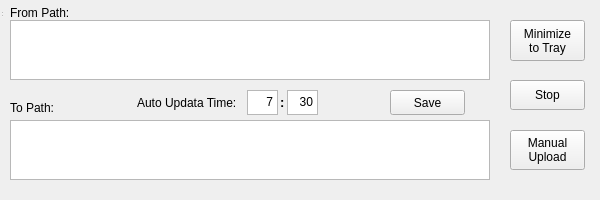
First picture: the form in AutoCopy/AutoCopy.ui, repository ybb0001/AutoCopy, before the edit.
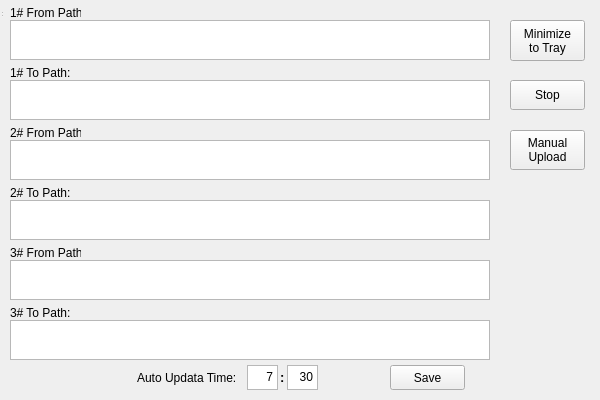
Second picture: the form after the edit.

What changed in the file:
```diff
--- a/AutoCopy/AutoCopy.ui
+++ b/AutoCopy/AutoCopy.ui
@@ -7,7 +7,7 @@
     <x>0</x>
     <y>0</y>
     <width>600</width>
-    <height>200</height>
+    <height>400</height>
    </rect>
   </property>
   <property name="minimumSize">
@@ -19,7 +19,7 @@
   <property name="maximumSize">
    <size>
     <width>600</width>
-    <height>200</height>
+    <height>400</height>
    </size>
   </property>
   <property name="windowTitle">
@@ -40,7 +40,7 @@
      <x>0</x>
      <y>0</y>
      <width>600</width>
-     <height>200</height>
+     <height>400</height>
     </rect>
    </property>
    <property name="minimumSize">
@@ -52,7 +52,7 @@
    <property name="maximumSize">
     <size>
      <width>600</width>
-     <height>200</height>
+     <height>400</height>
     </size>
    </property>
    <widget class="QPushButton" name="pushButton_Minimize">
@@ -78,7 +78,7 @@
       <x>10</x>
       <y>20</y>
       <width>480</width>
-      <height>60</height>
+      <height>40</height>
      </rect>
     </property>
     <property name="html">
@@ -93,9 +93,9 @@
     <property name="geometry">
      <rect>
       <x>10</x>
-      <y>120</y>
+      <y>80</y>
       <width>480</width>
-      <height>60</height>
+      <height>40</height>
      </rect>
     </property>
     <property name="html">
@@ -116,20 +116,20 @@
      </rect>
     </property>
     <property name="text">
-     <string>From Path:</string>
+     <string>1# From Path:</string>
     </property>
    </widget>
    <widget class="QLabel" name="label_2">
     <property name="geometry">
      <rect>
       <x>10</x>
-      <y>100</y>
+      <y>65</y>
       <width>61</width>
       <height>16</height>
      </rect>
     </property>
     <property name="text">
-     <string>To Path:</string>
+     <string>1# To Path:</string>
     </property>
    </widget>
    <widget class="QPushButton" name="pushButton_Start">
@@ -163,7 +163,7 @@
     <property name="geometry">
      <rect>
       <x>390</x>
-      <y>90</y>
+      <y>365</y>
       <width>75</width>
       <height>25</height>
      </rect>
@@ -176,7 +176,7 @@
     <property name="geometry">
      <rect>
       <x>137</x>
-      <y>95</y>
+      <y>370</y>
       <width>121</width>
       <height>16</height>
      </rect>
@@ -189,7 +189,7 @@
     <property name="geometry">
      <rect>
       <x>247</x>
-      <y>90</y>
+      <y>365</y>
       <width>31</width>
       <height>25</height>
      </rect>
@@ -206,7 +206,7 @@
     <property name="geometry">
      <rect>
       <x>287</x>
-      <y>90</y>
+      <y>365</y>
       <width>31</width>
       <height>25</height>
      </rect>
@@ -223,7 +223,7 @@
     <property name="geometry">
      <rect>
       <x>280</x>
-      <y>95</y>
+      <y>370</y>
       <width>16</width>
       <height>16</height>
      </rect>
@@ -232,6 +232,126 @@
      <string>&lt;html&gt;&lt;head/&gt;&lt;body&gt;&lt;p&gt;&lt;span style=&quot; font-size:10pt; font-weight:600;&quot;&gt;:&lt;/span&gt;&lt;/p&gt;&lt;/body&gt;&lt;/html&gt;</string>
     </property>
    </widget>
+   <widget class="QLabel" name="label_5">
+    <property name="geometry">
+     <rect>
+      <x>10</x>
+      <y>185</y>
+      <width>61</width>
+      <height>16</height>
+     </rect>
+    </property>
+    <property name="text">
+     <string>2# To Path:</string>
+    </property>
+   </widget>
+   <widget class="QTextEdit" name="to_2">
+    <property name="geometry">
+     <rect>
+      <x>10</x>
+      <y>200</y>
+      <width>480</width>
+      <height>40</height>
+     </rect>
+    </property>
+    <property name="html">
+     <string>&lt;!DOCTYPE HTML PUBLIC &quot;-//W3C//DTD HTML 4.0//EN&quot; &quot;http://www.w3.org/TR/REC-html40/strict.dtd&quot;&gt;
+&lt;html&gt;&lt;head&gt;&lt;meta name=&quot;qrichtext&quot; content=&quot;1&quot; /&gt;&lt;style type=&quot;text/css&quot;&gt;
+p, li { white-space: pre-wrap; }
+&lt;/style&gt;&lt;/head&gt;&lt;body style=&quot; font-family:'SimSun'; font-size:9pt; font-weight:400; font-style:normal;&quot;&gt;
+&lt;p style=&quot;-qt-paragraph-type:empty; margin-top:0px; margin-bottom:0px; margin-left:0px; margin-right:0px; -qt-block-indent:0; text-indent:0px;&quot;&gt;&lt;br /&gt;&lt;/p&gt;&lt;/body&gt;&lt;/html&gt;</string>
+    </property>
+   </widget>
+   <widget class="QTextEdit" name="from_2">
+    <property name="geometry">
+     <rect>
+      <x>10</x>
+      <y>140</y>
+      <width>480</width>
+      <height>40</height>
+     </rect>
+    </property>
+    <property name="html">
+     <string>&lt;!DOCTYPE HTML PUBLIC &quot;-//W3C//DTD HTML 4.0//EN&quot; &quot;http://www.w3.org/TR/REC-html40/strict.dtd&quot;&gt;
+&lt;html&gt;&lt;head&gt;&lt;meta name=&quot;qrichtext&quot; content=&quot;1&quot; /&gt;&lt;style type=&quot;text/css&quot;&gt;
+p, li { white-space: pre-wrap; }
+&lt;/style&gt;&lt;/head&gt;&lt;body style=&quot; font-family:'SimSun'; font-size:9pt; font-weight:400; font-style:normal;&quot;&gt;
+&lt;p style=&quot;-qt-paragraph-type:empty; margin-top:0px; margin-bottom:0px; margin-left:0px; margin-right:0px; -qt-block-indent:0; text-indent:0px;&quot;&gt;&lt;br /&gt;&lt;/p&gt;&lt;/body&gt;&lt;/html&gt;</string>
+    </property>
+   </widget>
+   <widget class="QLabel" name="label_6">
+    <property name="geometry">
+     <rect>
+      <x>10</x>
+      <y>125</y>
+      <width>71</width>
+      <height>16</height>
+     </rect>
+    </property>
+    <property name="text">
+     <string>2# From Path:</string>
+    </property>
+   </widget>
+   <widget class="QTextEdit" name="to_3">
+    <property name="geometry">
+     <rect>
+      <x>10</x>
+      <y>320</y>
+      <width>480</width>
+      <height>40</height>
+     </rect>
+    </property>
+    <property name="html">
+     <string>&lt;!DOCTYPE HTML PUBLIC &quot;-//W3C//DTD HTML 4.0//EN&quot; &quot;http://www.w3.org/TR/REC-html40/strict.dtd&quot;&gt;
+&lt;html&gt;&lt;head&gt;&lt;meta name=&quot;qrichtext&quot; content=&quot;1&quot; /&gt;&lt;style type=&quot;text/css&quot;&gt;
+p, li { white-space: pre-wrap; }
+&lt;/style&gt;&lt;/head&gt;&lt;body style=&quot; font-family:'SimSun'; font-size:9pt; font-weight:400; font-style:normal;&quot;&gt;
+&lt;p style=&quot;-qt-paragraph-type:empty; margin-top:0px; margin-bottom:0px; margin-left:0px; margin-right:0px; -qt-block-indent:0; text-indent:0px;&quot;&gt;&lt;br /&gt;&lt;/p&gt;&lt;/body&gt;&lt;/html&gt;</string>
+    </property>
+   </widget>
+   <widget class="QLabel" name="label_7">
+    <property name="geometry">
+     <rect>
+      <x>10</x>
+      <y>245</y>
+      <width>71</width>
+      <height>16</height>
+     </rect>
+    </property>
+    <property name="text">
+     <string>3# From Path:</string>
+    </property>
+   </widget>
+   <widget class="QLabel" name="label_8">
+    <property name="geometry">
+     <rect>
+      <x>10</x>
+      <y>305</y>
+      <width>61</width>
+      <height>16</height>
+     </rect>
+    </property>
+    <property name="text">
+     <string>3# To Path:</string>
+    </property>
+   </widget>
+   <widget class="QTextEdit" name="from_3">
+    <property name="geometry">
+     <rect>
+      <x>10</x>
+      <y>260</y>
+      <width>480</width>
+      <height>40</height>
+     </rect>
+    </property>
+    <property name="html">
+     <string>&lt;!DOCTYPE HTML PUBLIC &quot;-//W3C//DTD HTML 4.0//EN&quot; &quot;http://www.w3.org/TR/REC-html40/strict.dtd&quot;&gt;
+&lt;html&gt;&lt;head&gt;&lt;meta name=&quot;qrichtext&quot; content=&quot;1&quot; /&gt;&lt;style type=&quot;text/css&quot;&gt;
+p, li { white-space: pre-wrap; }
+&lt;/style&gt;&lt;/head&gt;&lt;body style=&quot; font-family:'SimSun'; font-size:9pt; font-weight:400; font-style:normal;&quot;&gt;
+&lt;p style=&quot;-qt-paragraph-type:empty; margin-top:0px; margin-bottom:0px; margin-left:0px; margin-right:0px; -qt-block-indent:0; text-indent:0px;&quot;&gt;&lt;br /&gt;&lt;/p&gt;&lt;/body&gt;&lt;/html&gt;</string>
+    </property>
+   </widget>
   </widget>
   <widget class="QToolBar" name="mainToolBar">
    <property name="geometry">
```
